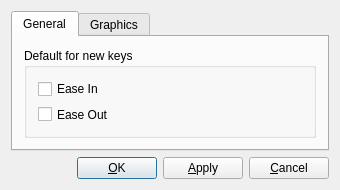
The window that src/usersettingsdialog.ui (pingledingle-tech/PinglyMotion) describes before a commit, drawn with Qt 5.
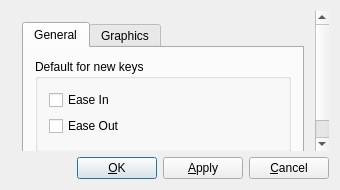
The same window after the commit.

```diff
--- a/src/usersettingsdialog.ui
+++ b/src/usersettingsdialog.ui
@@ -13,24 +13,6 @@
     <height>190</height>
    </rect>
   </property>
-  <property name="sizePolicy">
-   <sizepolicy hsizetype="Fixed" vsizetype="Fixed">
-    <horstretch>0</horstretch>
-    <verstretch>0</verstretch>
-   </sizepolicy>
-  </property>
-  <property name="minimumSize">
-   <size>
-    <width>340</width>
-    <height>190</height>
-   </size>
-  </property>
-  <property name="maximumSize">
-   <size>
-    <width>340</width>
-    <height>190</height>
-   </size>
-  </property>
   <property name="windowTitle">
    <string>Settings</string>
   </property>
@@ -66,6 +48,12 @@
     </widget>
    </item>
    <item row="0" column="0" colspan="4">
+    <widget class="QScrollArea" name="scrollArea">
+     <property name="frameShape"><enum>QFrame::NoFrame</enum></property>
+     <property name="widgetResizable"><bool>true</bool></property>
+     <widget class="QWidget" name="scrollContents">
+      <layout class="QVBoxLayout" name="contentLayout">
+       <item>
     <widget class="QTabWidget" name="tabWidget4">
      <property name="currentIndex">
       <number>0</number>
@@ -175,6 +163,10 @@
           </spacer>
          </item>
         </layout>
+       </item>
+      </layout>
+     </widget>
+    </widget>
        </item>
       </layout>
      </widget>
```
